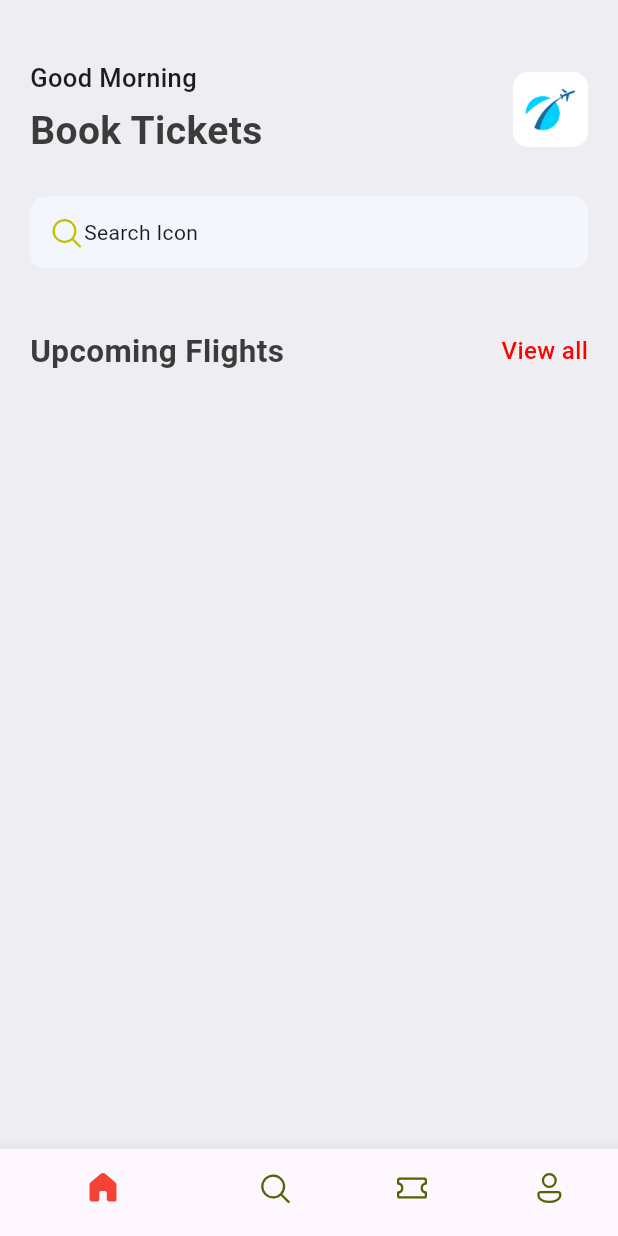
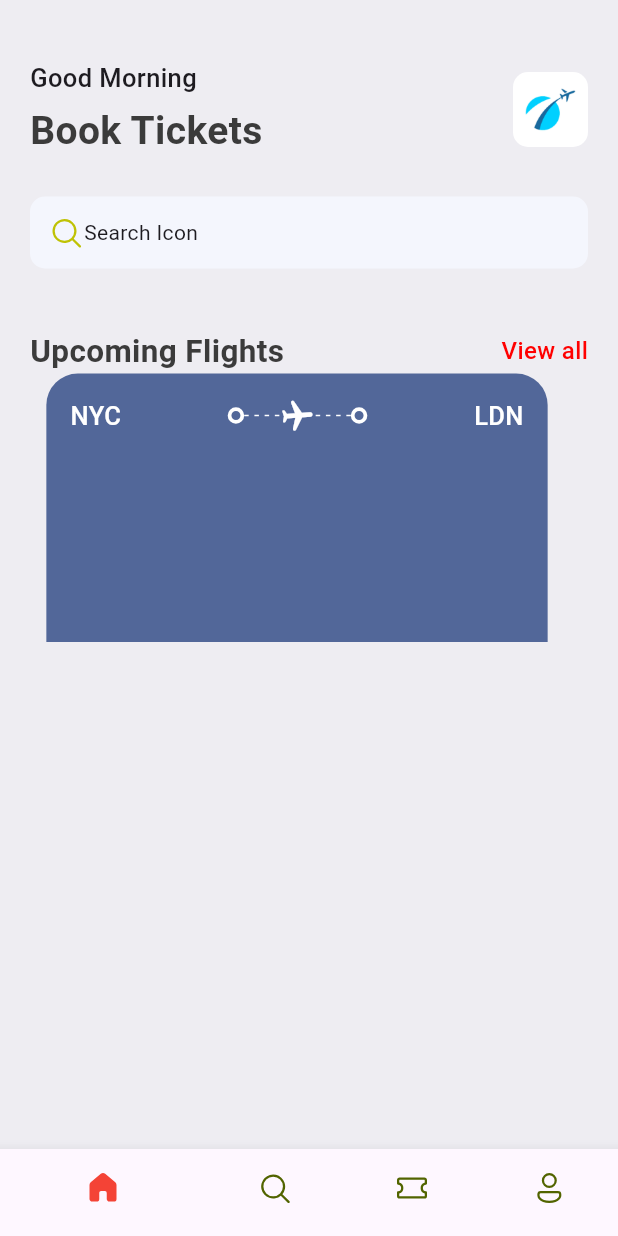
Before and after one commit to avi-kr/flutter_ticket_app, a Flutter app: the screen it shows after launch, on a phone screen of 412 x 824 dp. Run offline on Flutter 3.47's test engine with Material 3 defaults, Android fonts, the phone set to English and light mode, and no system bars; our stand-ins replace fluentui_icons.

Commit message:
home ticket top part completed.

```diff
--- a/lib/base/res/styles/app_styles.dart
+++ b/lib/base/res/styles/app_styles.dart
@@ -10,6 +10,7 @@ class AppStyles {
   static Color textColor = const Color(0xFF3b3b3b);
   static Color searchIconColor = const Color(0xFFBFC205);
   static Color searchBoxColor = const Color(0xFFF4F6FD);
+  static Color ticketBlue = const Color(0xFF526799);
 
   static TextStyle textStyle = TextStyle(
     fontSize: 16,
--- /dev/null
+++ b/lib/base/widgets/app_layoutbuilder_widget.dart
@@ -0,0 +1,30 @@
+import 'package:flutter/material.dart';
+
+class AppLayoutbuilderWidget extends StatelessWidget {
+  final int randomDivider;
+
+  const AppLayoutbuilderWidget({super.key, required this.randomDivider});
+
+  @override
+  Widget build(BuildContext context) {
+    return LayoutBuilder(
+        builder: (BuildContext context, BoxConstraints constraints) {
+      print("${constraints.constrainWidth()}");
+      return Flex(
+        mainAxisAlignment: MainAxisAlignment.spaceBetween,
+        direction: Axis.horizontal,
+        children: List.generate(
+            (constraints.constrainWidth() / randomDivider).floor(),
+            (index) => const SizedBox(
+                  width: 3,
+                  height: 1,
+                  child: DecoratedBox(
+                    decoration: BoxDecoration(
+                      color: Colors.white,
+                    ),
+                  ),
+                )),
+      );
+    });
+  }
+}
--- /dev/null
+++ b/lib/base/widgets/big_dot.dart
@@ -0,0 +1,16 @@
+import 'package:flutter/material.dart';
+
+class BigDot extends StatelessWidget {
+  const BigDot({super.key});
+
+  @override
+  Widget build(BuildContext context) {
+    return Container(
+      padding: EdgeInsets.all(3),
+      decoration: BoxDecoration(
+        border: Border.all(width: 2.5, color: Colors.white),
+        borderRadius: BorderRadius.circular(20),
+      ),
+    );
+  }
+}
--- /dev/null
+++ b/lib/base/widgets/ticket_view.dart
@@ -0,0 +1,68 @@
+import 'package:flutter/material.dart';
+import 'package:ticket_app/base/res/styles/app_styles.dart';
+import 'package:ticket_app/base/widgets/app_layoutbuilder_widget.dart';
+import 'package:ticket_app/base/widgets/big_dot.dart';
+
+class TicketView extends StatelessWidget {
+  const TicketView({super.key});
+
+  @override
+  Widget build(BuildContext context) {
+    final size = MediaQuery.of(context).size;
+
+    return SizedBox(
+      width: size.width * 0.85,
+      height: 179,
+      child: Container(
+        margin: const EdgeInsets.only(right: 16),
+        padding: const EdgeInsets.all(16),
+        decoration: BoxDecoration(
+          color: AppStyles.ticketBlue,
+          borderRadius: const BorderRadius.only(
+            topLeft: Radius.circular(21),
+            topRight: Radius.circular(21),
+          ),
+        ),
+        child: Column(
+          children: [
+            Row(
+              children: [
+                Text(
+                  "NYC",
+                  style: AppStyles.headLineStyle3.copyWith(color: Colors.white),
+                ),
+                Expanded(child: Container()),
+                const BigDot(),
+                Expanded(
+                  child: Stack(
+                    children: [
+                      const SizedBox(
+                        height: 24,
+                        child: AppLayoutbuilderWidget(randomDivider: 6),
+                      ),
+                      Center(
+                        child: Transform.rotate(
+                          angle: 1.5,
+                          child: const Icon(
+                            Icons.local_airport_rounded,
+                            color: Colors.white,
+                          ),
+                        ),
+                      ),
+                    ],
+                  ),
+                ),
+                const BigDot(),
+                Expanded(child: Container()),
+                Text(
+                  "LDN",
+                  style: AppStyles.headLineStyle3.copyWith(color: Colors.white),
+                ),
+              ],
+            )
+          ],
+        ),
+      ),
+    );
+  }
+}
--- a/lib/screens/home_screen.dart
+++ b/lib/screens/home_screen.dart
@@ -4,6 +4,7 @@ import 'package:ticket_app/base/widgets/app_double_text.dart';
 
 import '../base/res/media.dart';
 import '../base/res/styles/app_styles.dart';
+import '../base/widgets/ticket_view.dart';
 
 class HomeScreen extends StatefulWidget {
   const HomeScreen({super.key});
@@ -79,6 +80,7 @@ class _HomeScreenState extends State<HomeScreen> {
                 ),
                 const SizedBox(height: 40,),
                 const AppDoubleText(bigText: "Upcoming Flights", smallText: "View all",),
+                TicketView(),
               ],
             ),
           ),
```
